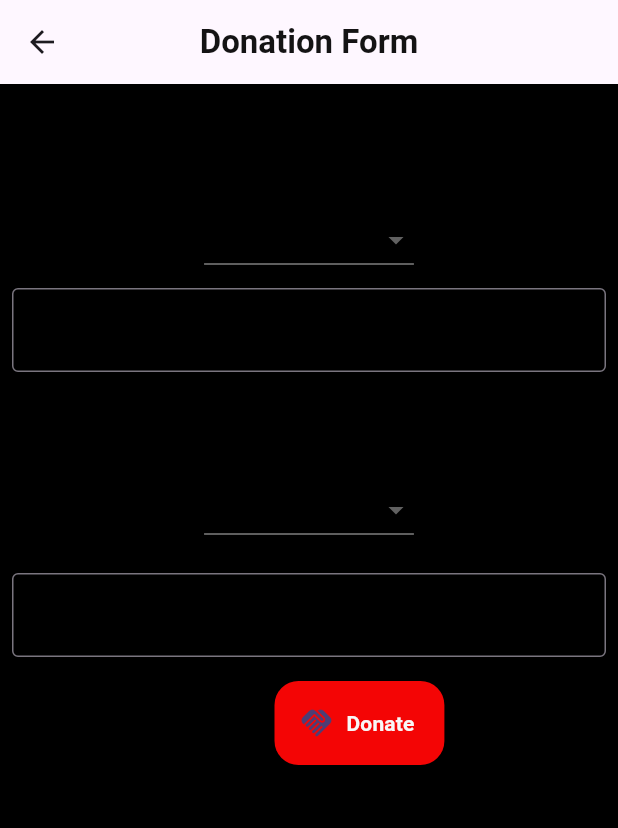
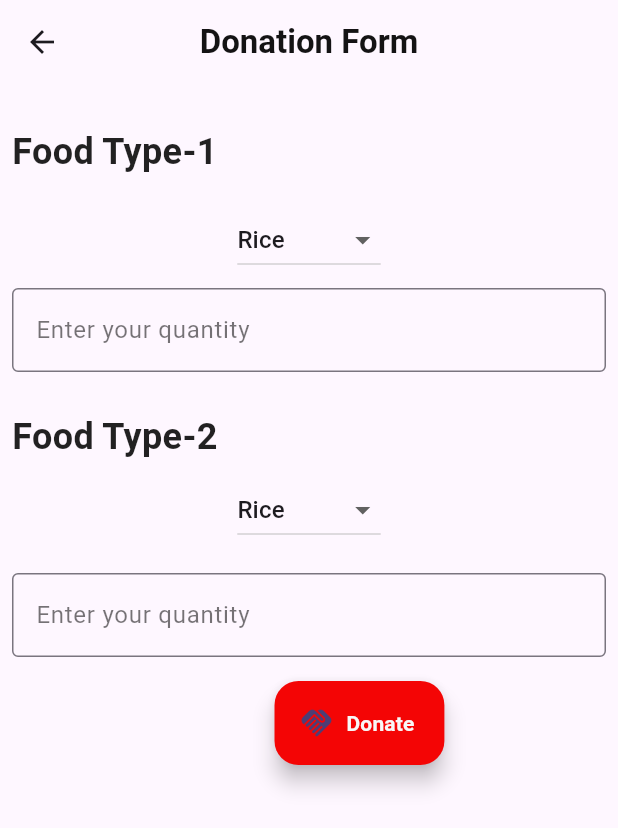
Before and after one commit to VasantatiChitraksh/FeedForward, a Flutter app: the Donation_form screen opened directly, on a phone screen of 412 x 824 dp. Shown: the top 828 px of the screen. Run offline on Flutter 3.47's test engine with Material 3 defaults, Android fonts, the phone set to English and light mode, and no system bars; our stand-ins replace cloud_firestore, firebase_auth, firebase_core, flutter_map, geolocator, image_picker and 2 more; accounts and stored records are empty.

Commit message:
Revert "donations"
This reverts commit 317bc1ae46db8b9397047cc47e6cc595ef21a2f4.

```diff
--- a/fbm_app/lib/Pages/Forms/donationform.dart
+++ b/fbm_app/lib/Pages/Forms/donationform.dart
@@ -12,18 +12,17 @@ class Donation_form extends StatefulWidget {
 
 class _DonationFormState extends State<Donation_form> {
   final List<String> _selected = [
-    'Rice(kg/g)',
-    'pulses(g)',
-    'Complex_meals',
-    'Simple_meals',
-    'Bread'
+    'Rice',
+    'wheat',
+    'Pulses',
+    'Red Gram',
+    'Ragi'
   ];
   String Selected_item = "Rice";
 
   @override
   Widget build(BuildContext context) {
     return Scaffold(
-        backgroundColor: Colors.black,
         appBar: AppBar(
           title: const Text("Donation Form",
               style: TextStyle(
```
